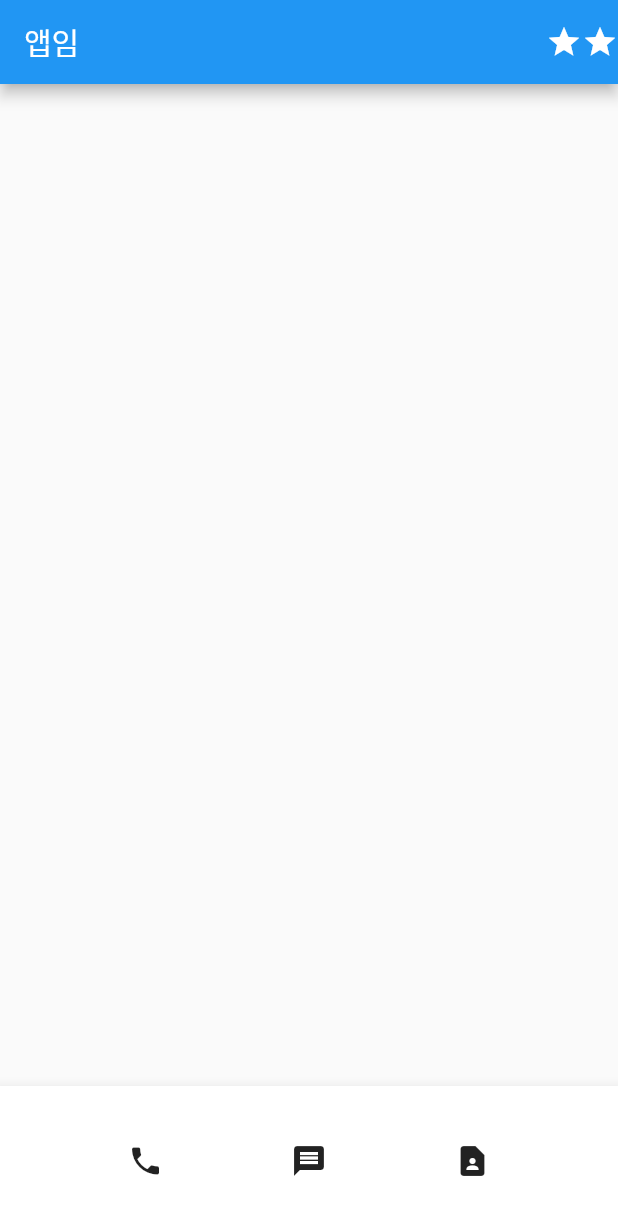
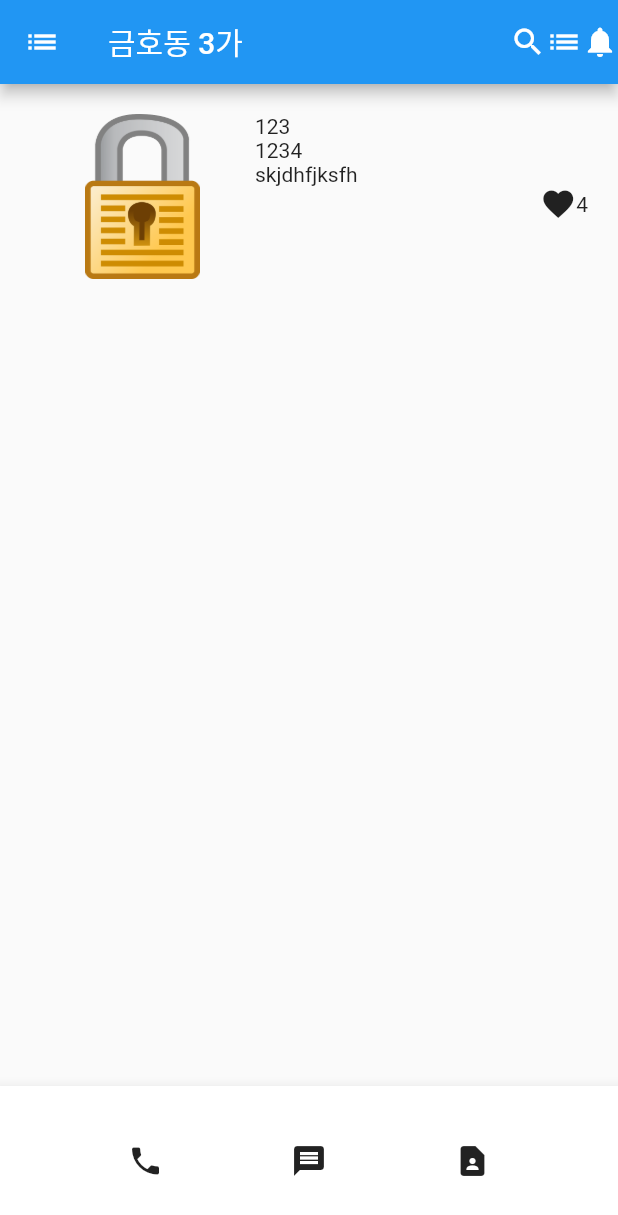
Before and after one commit to zhwltlr/flutter_contact, a Flutter app: the screen it shows after launch, on a phone screen of 412 x 824 dp. Shown: the top 1215 px of the screen. Run offline on Flutter 3.47's test engine with Material 2 defaults, Android fonts, the phone set to English and light mode, and no system bars.

Commit message:
use Expanded, Flexible

```diff
--- a/lib/main.dart
+++ b/lib/main.dart
@@ -13,8 +13,39 @@ class MyApp extends StatelessWidget {
   Widget build(BuildContext context) {
     return MaterialApp(
       home: Scaffold(
-        appBar: AppBar( title: Text('앱임'), actions: [Icon(Icons.star),Icon(Icons.star)],),
-        body: SizedBox(),
+        appBar: AppBar( leading: Icon(Icons.list),title: Text('금호동 3가'), actions: [Icon(Icons.search),Icon(Icons.list),Icon(Icons.notifications)],),
+        body: Container(
+          height: 150,
+          padding: EdgeInsets.all(20),
+          child: Row(
+            children: [
+              Image.asset('assets/profile.png', width: 150,),
+              Expanded(
+                child: Column(
+                  crossAxisAlignment: CrossAxisAlignment.start,
+                  children: [
+                    Text('123', style: TextStyle(),),
+                    Text('1234'),
+                    Text('skjdhfjksfh'),
+                    Row(
+                      mainAxisAlignment: MainAxisAlignment.end,
+                      children: [
+                        Icon(Icons.favorite),
+                        Text('4')
+                      ],
+                    )
+                  ],
+                ),
+              ),
+            ],
+          ),
+          // child: Row(
+          //   children: [
+          //     Expanded(child: Container(color: Colors.blue,),),
+          //     Container(width: 100, color: Colors.green,)
+          //   ],
+          // ),
+        ),
         bottomNavigationBar: BottomAppBar(
           child: SizedBox(
             height: 100,
```
